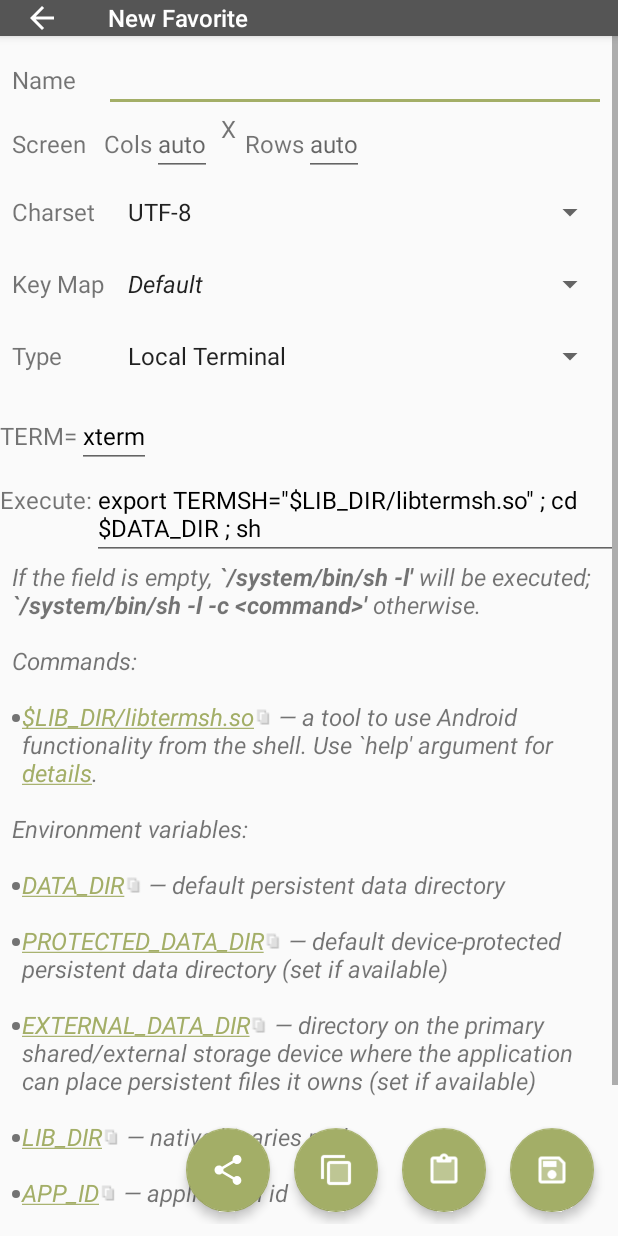
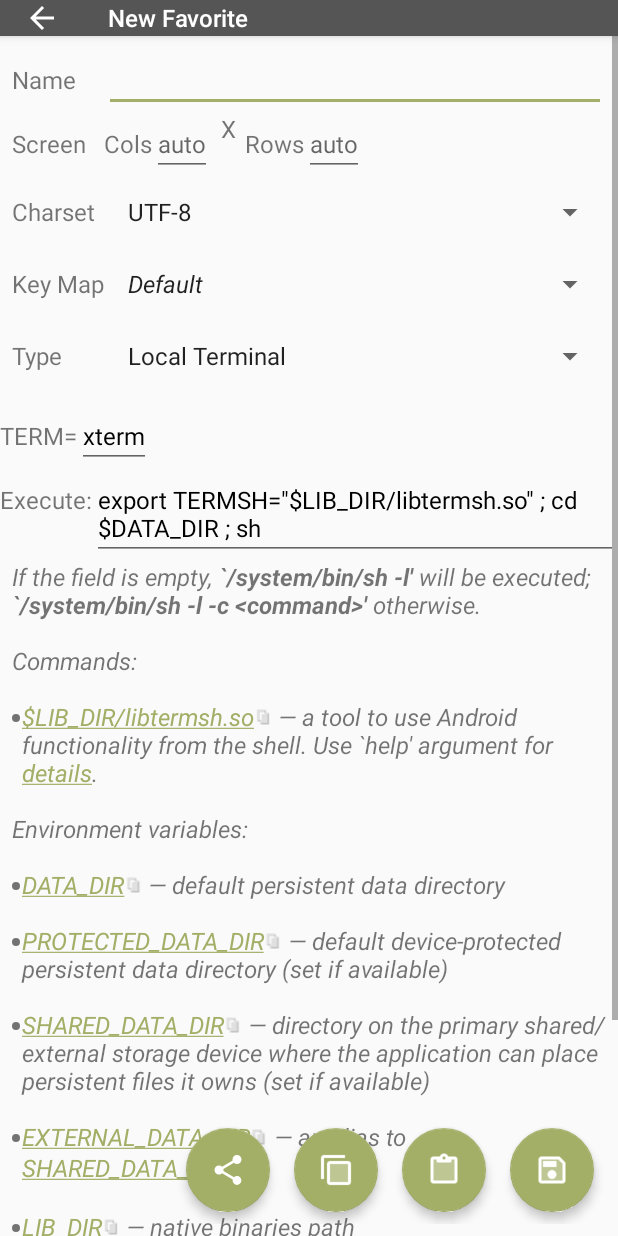
Before and after one commit to green-green-avk/AnotherTermLite, an Android app: the FavoriteEditorActivity screen opened directly, with no data from a screen before it, on a phone screen of 412 x 824 dp. Run offline under Robolectric (Android 15) with nearby library versions, the phone set to English and light mode, and no system bars; our stand-ins replace FlexboxLayout; pictures from the network do not load.

Commit message:
Added SHARED_DATA_DIR as an alias to EXTERNAL_DATA_DIR environment variable.

```diff
--- a/app/src/main/java/green_green_avk/anotherterm/backends/local/LocalModule.java
+++ b/app/src/main/java/green_green_avk/anotherterm/backends/local/LocalModule.java
@@ -125,8 +125,10 @@ public final class LocalModule extends BackendModule {
         if (Build.VERSION.SDK_INT >= 24)
             env.put("PROTECTED_DATA_DIR", context.getApplicationInfo().deviceProtectedDataDir);
         final File extDataDir = context.getExternalFilesDir(null);
-        if (extDataDir != null)
+        if (extDataDir != null) {
             env.put("EXTERNAL_DATA_DIR", extDataDir.getAbsolutePath());
+            env.put("SHARED_DATA_DIR", extDataDir.getAbsolutePath());
+        }
         env.put("LIB_DIR", context.getApplicationInfo().nativeLibraryDir);
         env.put("APP_ID", BuildConfig.APPLICATION_ID);
         synchronized (connectionLock) {
--- a/app/src/main/res/values/strings.xml
+++ b/app/src/main/res/values/strings.xml
@@ -85,10 +85,12 @@
         <li><clipboard>DATA_DIR</clipboard> &#x2014; default persistent data directory</li>
         <li><clipboard>PROTECTED_DATA_DIR</clipboard> &#x2014; default device-protected persistent
         data directory (set if available)</li>
-        <li><clipboard>EXTERNAL_DATA_DIR</clipboard> &#x2014;
+        <li><clipboard>SHARED_DATA_DIR</clipboard> &#x2014;
         directory on the primary shared/external storage device
         where the application can place persistent files it owns
         (set if available)</li>
+        <li><clipboard>EXTERNAL_DATA_DIR</clipboard> &#x2014;
+        an alias to <clipboard>SHARED_DATA_DIR</clipboard>&nbsp;</li>
         <li><clipboard>LIB_DIR</clipboard> &#x2014; native binaries path</li>
         <li><clipboard>APP_ID</clipboard> &#x2014; application id</li>
         <ul/></p>
```
